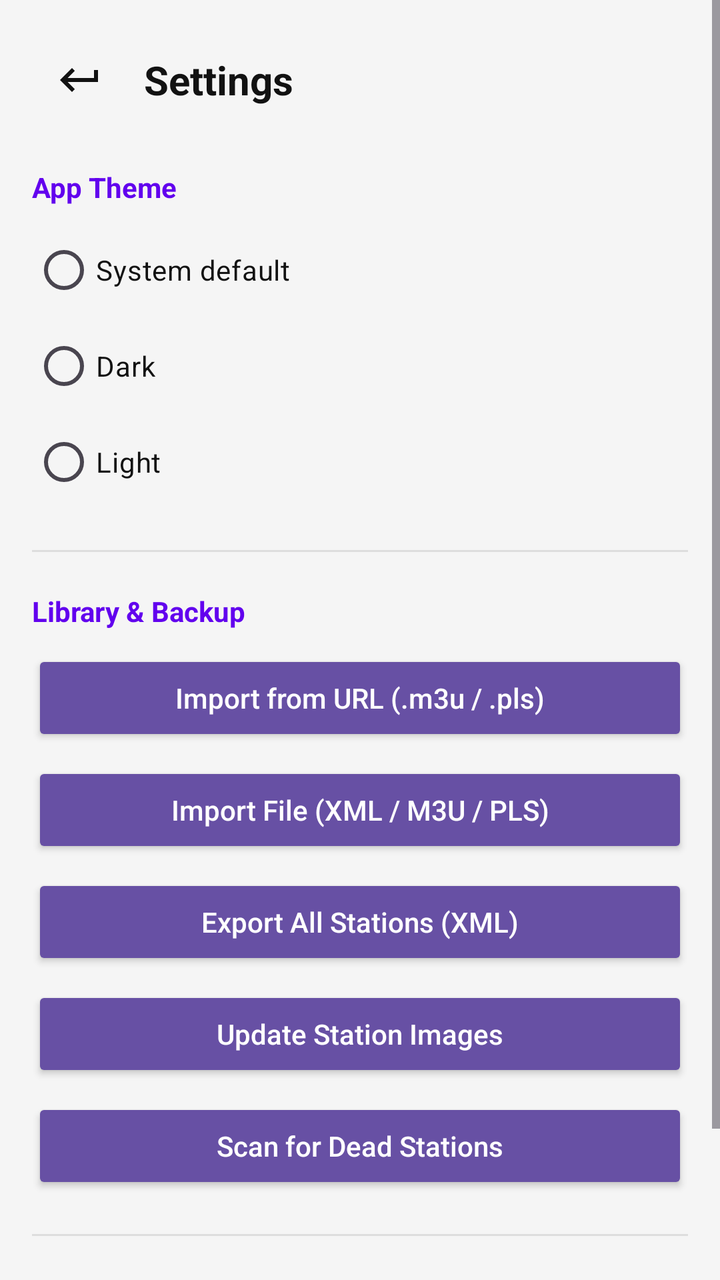
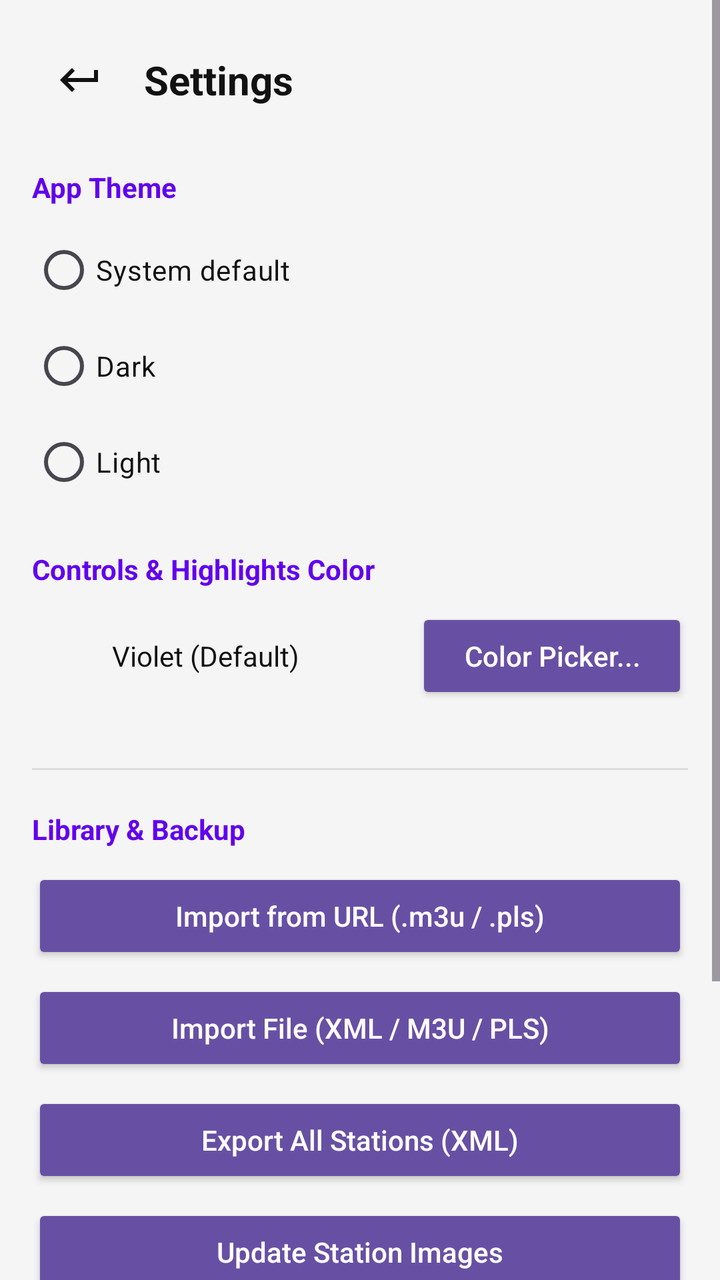

Screens rendered from an Android XML layout before and after an edit, with the pre-edit source and the edit as a unified diff.
<!-- AndroidManifest.xml: application theme Theme.RadioPlayer -->
<!-- res/layout/activity_settings.xml -->
<?xml version="1.0" encoding="utf-8"?>
<ScrollView xmlns:android="http://schemas.android.com/apk/res/android"
    xmlns:app="http://schemas.android.com/apk/res-auto"
    android:layout_width="match_parent"
    android:layout_height="match_parent"
    android:background="@color/app_background"
    android:fillViewport="true">

    <LinearLayout
        android:layout_width="match_parent"
        android:layout_height="wrap_content"
        android:orientation="vertical"
        android:padding="16dp">

        
        <LinearLayout
            android:layout_width="match_parent"
            android:layout_height="48dp"
            android:orientation="horizontal"
            android:gravity="center_vertical"
            android:layout_marginBottom="20dp">

            <ImageButton
                android:id="@+id/settingsBackButton"
                android:layout_width="48dp"
                android:layout_height="48dp"
                android:background="?attr/selectableItemBackgroundBorderless"
                android:contentDescription="@string/return_to_main"
                android:padding="12dp"
                android:src="@drawable/ic_return"
                app:tint="@color/app_text_primary" />

            <TextView
                android:layout_width="0dp"
                android:layout_height="wrap_content"
                android:layout_weight="1"
                android:layout_marginStart="8dp"
                android:text="Settings"
                android:textColor="@color/app_text_primary"
                android:textSize="20sp"
                android:textStyle="bold" />
        </LinearLayout>

        <TextView
            android:layout_width="wrap_content"
            android:layout_height="wrap_content"
            android:text="App Theme"
            android:textColor="@color/app_accent"
            android:textSize="14sp"
            android:textStyle="bold"
            android:layout_marginBottom="8dp" />

        <RadioGroup
            android:id="@+id/themeRadioGroup"
            android:layout_width="match_parent"
            android:layout_height="wrap_content"
            android:layout_marginBottom="20dp">

            <RadioButton
                android:id="@+id/themeSystemRadio"
                android:layout_width="match_parent"
                android:layout_height="wrap_content"
                android:text="System default"
                android:textColor="@color/app_text_primary"
                android:paddingVertical="8dp" />

            <RadioButton
                android:id="@+id/themeDarkRadio"
                android:layout_width="match_parent"
                android:layout_height="wrap_content"
                android:text="Dark"
                android:textColor="@color/app_text_primary"
                android:paddingVertical="8dp" />

            <RadioButton
                android:id="@+id/themeLightRadio"
                android:layout_width="match_parent"
                android:layout_height="wrap_content"
                android:text="Light"
                android:textColor="@color/app_text_primary"
                android:paddingVertical="8dp" />
        </RadioGroup>

        <View
            android:layout_width="match_parent"
            android:layout_height="1dp"
            android:background="@color/app_divider"
            android:layout_marginBottom="20dp" />

        <TextView
            android:layout_width="wrap_content"
            android:layout_height="wrap_content"
            android:text="Library &amp; Backup"
            android:textColor="@color/app_accent"
            android:textSize="14sp"
            android:textStyle="bold"
            android:layout_marginBottom="10dp" />

        <Button
            android:id="@+id/settingsImportUrlButton"
            style="?android:attr/buttonStyle"
            android:layout_width="match_parent"
            android:layout_height="wrap_content"
            android:layout_marginBottom="8dp"
            android:text="Import from URL (.m3u / .pls)"
            android:textAllCaps="false" />

        <Button
            android:id="@+id/settingsImportFileButton"
            style="?android:attr/buttonStyle"
            android:layout_width="match_parent"
            android:layout_height="wrap_content"
            android:layout_marginBottom="8dp"
            android:text="Import File (XML / M3U / PLS)"
            android:textAllCaps="false" />

        <Button
            android:id="@+id/settingsExportFileButton"
            style="?android:attr/buttonStyle"
            android:layout_width="match_parent"
            android:layout_height="wrap_content"
            android:layout_marginBottom="8dp"
            android:text="Export All Stations (XML)"
            android:textAllCaps="false" />

        <Button
            android:id="@+id/settingsUpdateImagesButton"
            style="?android:attr/buttonStyle"
            android:layout_width="match_parent"
            android:layout_height="wrap_content"
            android:layout_marginBottom="8dp"
            android:text="Update Station Images"
            android:textAllCaps="false" />

        <Button
            android:id="@+id/settingsScanDeadButton"
            style="?android:attr/buttonStyle"
            android:layout_width="match_parent"
            android:layout_height="wrap_content"
            android:layout_marginBottom="20dp"
            android:text="Scan for Dead Stations"
            android:textAllCaps="false" />

        <View
            android:layout_width="match_parent"
            android:layout_height="1dp"
            android:background="@color/app_divider"
            android:layout_marginBottom="20dp" />

        <TextView
            android:layout_width="wrap_content"
            android:layout_height="wrap_content"
            android:text="About"
            android:textColor="@color/app_accent"
            android:textSize="14sp"
            android:textStyle="bold"
            android:layout_marginBottom="8dp" />

        <TextView
            android:layout_width="wrap_content"
            android:layout_height="wrap_content"
            android:text="@string/app_name"
            android:textColor="@color/app_text_primary"
            android:textSize="16sp"
            android:textStyle="bold" />

        <TextView
            android:id="@+id/aboutVersionText"
            android:layout_width="wrap_content"
            android:layout_height="wrap_content"
            android:text="Version 0.0.1"
            android:textColor="@color/app_text_secondary"
            android:textSize="14sp"
            android:layout_marginTop="4dp" />

    </LinearLayout>
</ScrollView>
<!-- resources referenced by this layout -->
<resources>
  <color name="app_accent">#FF6200EE</color>
  <color name="app_background">#FFF5F5F5</color>
  <color name="app_divider">#FFDDDDDD</color>
  <color name="app_text_primary">#FF121212</color>
  <color name="app_text_secondary">#FF555555</color>
  <!-- drawable ic_return (drawable) -->
  <vector xmlns:android="http://schemas.android.com/apk/res/android"
      android:width="24dp"
      android:height="24dp"
      android:viewportWidth="24"
      android:viewportHeight="24">
      <path
          android:fillColor="#FFFFFFFF"
          android:pathData="M19,7v4H5.83l3.58,-3.59L8,6l-6,6 6,6 1.41,-1.41L5.83,13H21V7z" />
  </vector>
  <string name="app_name">B7 Radio Player</string>
  <string name="return_to_main">Return to main</string>
  <style name="Theme.RadioPlayer" parent="Base.Theme.RadioPlayer" />
  <style name="Base.Theme.RadioPlayer" parent="Theme.Material3.DayNight.NoActionBar">
          
      </style>
</resources>

<!-- the commit's change to res/layout/activity_settings.xml (unified diff, before → after) -->
@@ -42,6 +42,7 @@
         </LinearLayout>
 
         <TextView
+            android:id="@+id/settingsThemeHeader"
             android:layout_width="wrap_content"
             android:layout_height="wrap_content"
             android:text="App Theme"
@@ -81,6 +82,61 @@
                 android:paddingVertical="8dp" />
         </RadioGroup>
 
+        <TextView
+            android:id="@+id/settingsAccentHeader"
+            android:layout_width="wrap_content"
+            android:layout_height="wrap_content"
+            android:text="Controls &amp; Highlights Color"
+            android:textColor="@color/app_accent"
+            android:textSize="14sp"
+            android:textStyle="bold"
+            android:layout_marginBottom="10dp" />
+
+        <LinearLayout
+            android:layout_width="match_parent"
+            android:layout_height="wrap_content"
+            android:orientation="horizontal"
+            android:gravity="center_vertical"
+            android:layout_marginBottom="12dp">
+
+            <View
+                android:id="@+id/accentPreviewSwatch"
+                android:layout_width="28dp"
+                android:layout_height="28dp" />
+
+            <TextView
+                android:id="@+id/accentCurrentLabel"
+                android:layout_width="0dp"
+                android:layout_height="wrap_content"
+                android:layout_weight="1"
+                android:layout_marginStart="12dp"
+                android:text="Violet (Default)"
+                android:textColor="@color/app_text_primary"
+                android:textSize="14sp" />
+
+            <Button
+                android:id="@+id/settingsCustomColorButton"
+                style="?android:attr/buttonStyle"
+                android:layout_width="wrap_content"
+                android:layout_height="wrap_content"
+                android:text="Color Picker..."
+                android:textAllCaps="false" />
+        </LinearLayout>
+
+        <HorizontalScrollView
+            android:layout_width="match_parent"
+            android:layout_height="wrap_content"
+            android:scrollbars="none"
+            android:layout_marginBottom="20dp">
+
+            <LinearLayout
+                android:id="@+id/accentPresetsContainer"
+                android:layout_width="wrap_content"
+                android:layout_height="wrap_content"
+                android:orientation="horizontal"
+                android:gravity="center_vertical" />
+        </HorizontalScrollView>
+
         <View
             android:layout_width="match_parent"
             android:layout_height="1dp"
@@ -88,6 +144,7 @@
             android:layout_marginBottom="20dp" />
 
         <TextView
+            android:id="@+id/settingsLibraryHeader"
             android:layout_width="wrap_content"
             android:layout_height="wrap_content"
             android:text="Library &amp; Backup"
@@ -148,6 +205,7 @@
             android:layout_marginBottom="20dp" />
 
         <TextView
+            android:id="@+id/settingsAboutHeader"
             android:layout_width="wrap_content"
             android:layout_height="wrap_content"
             android:text="About"
